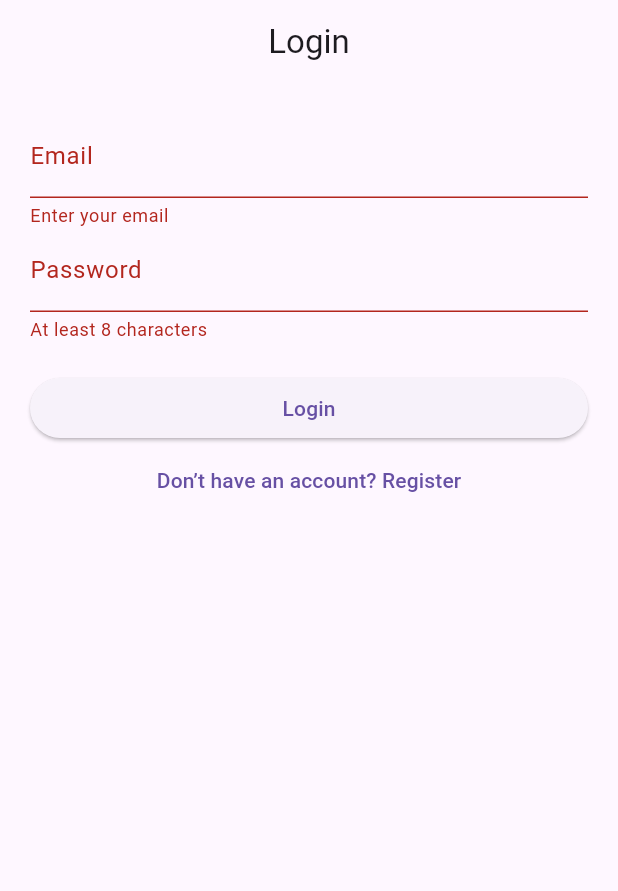
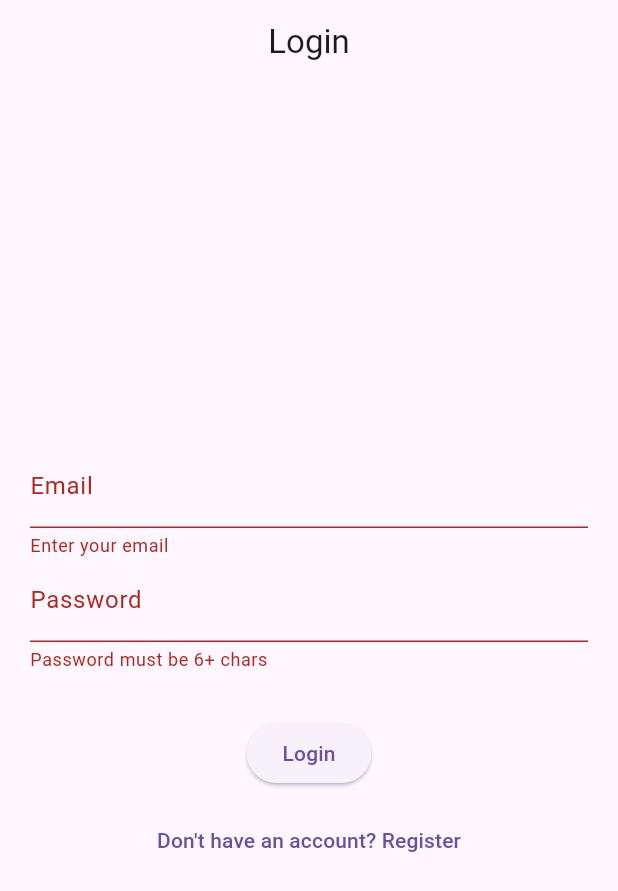
Before and after one commit to lames0ahmed/Activity-app, a Flutter app: the screen it shows after launch, after a tap on "Login", on a phone screen of 412 x 824 dp. Shown: the top 891 px of the screen. Run offline on Flutter 3.47's test engine with Material 3 defaults, Android fonts, the phone set to English and light mode, and no system bars; our stand-ins replace cloud_firestore, firebase_auth, firebase_core; accounts and stored records are empty.

```diff
--- a/lib/auth_page.dart
+++ b/lib/auth_page.dart
@@ -2,54 +2,69 @@ import 'package:flutter/material.dart';
 import 'package:firebase_auth/firebase_auth.dart';
 import 'package:cloud_firestore/cloud_firestore.dart';
 
-class AuthPage extends StatefulWidget {
-  const AuthPage({super.key});
+class LoginPage extends StatefulWidget {
+  const LoginPage({Key? key}) : super(key: key);
 
   @override
-  State<AuthPage> createState() => _AuthPageState();
+  State<LoginPage> createState() => _LoginPageState();
 }
 
-class _AuthPageState extends State<AuthPage> {
-  bool isLogin = true;
+class _LoginPageState extends State<LoginPage> {
+  final _formKey = GlobalKey<FormState>();
+  bool _isLogin = true;
+  bool _loading = false;
 
-  final _formKey = GlobalKey<FormState>();
   final _nameController = TextEditingController();
   final _emailController = TextEditingController();
   final _phoneController = TextEditingController();
   final _passwordController = TextEditingController();
 
-  Future<void> submit() async {
+  final _grade1Controller = TextEditingController();
+  final _grade2Controller = TextEditingController();
+  final _grade3Controller = TextEditingController();
+  final _grade4Controller = TextEditingController();
+
+  final FirebaseAuth _auth = FirebaseAuth.instance;
+  final FirebaseFirestore _firestore = FirebaseFirestore.instance;
+
+  Future<void> _submit() async {
     if (!_formKey.currentState!.validate()) return;
 
-    final auth = FirebaseAuth.instance;
-    final firestore = FirebaseFirestore.instance;
+    setState(() => _loading = true);
 
     try {
-      if (isLogin) {
+      if (_isLogin) {
 
-        await auth.signInWithEmailAndPassword(
+        await _auth.signInWithEmailAndPassword(
           email: _emailController.text.trim(),
           password: _passwordController.text.trim(),
         );
       } else {
-        // 🔹 Register
-        final userCredential = await auth.createUserWithEmailAndPassword(
+
+        UserCredential userCredential = await _auth.createUserWithEmailAndPassword(
           email: _emailController.text.trim(),
           password: _passwordController.text.trim(),
         );
 
-
-        await firestore.collection('students').doc(userCredential.user!.uid).set({
+        await _firestore.collection('students').doc(userCredential.user!.uid).set({
           'name': _nameController.text.trim(),
           'email': _emailController.text.trim(),
           'phone': _phoneController.text.trim(),
+          'grades': {
+            'subject1': double.parse(_grade1Controller.text.trim()),
+            'subject2': double.parse(_grade2Controller.text.trim()),
+            'subject3': double.parse(_grade3Controller.text.trim()),
+            'subject4': double.parse(_grade4Controller.text.trim()),
+          },
           'createdAt': Timestamp.now(),
         });
       }
-    } catch (e) {
+    } on FirebaseAuthException catch (e) {
       ScaffoldMessenger.of(context).showSnackBar(
-        SnackBar(content: Text(e.toString())),
+        SnackBar(content: Text(e.message ?? 'An error occurred')),
       );
+    } finally {
+      setState(() => _loading = false);
     }
   }
 
@@ -57,50 +72,86 @@ class _AuthPageState extends State<AuthPage> {
   Widget build(BuildContext context) {
     return Scaffold(
       appBar: AppBar(
-        title: Text(isLogin ? 'Login' : 'Register'),
+        title: Text(_isLogin ? 'Login' : 'Register'),
         centerTitle: true,
       ),
-      body: Padding(
+      body: Center(
+        child: SingleChildScrollView(
           padding: const EdgeInsets.all(20),
           child: Form(
             key: _formKey,
-          child: ListView(
+            child: Column(
               children: [
-              if (!isLogin)
+                if (!_isLogin)
                   TextFormField(
                     controller: _nameController,
-                  decoration: const InputDecoration(labelText: 'Name'),
-                  validator: (value) => value!.isEmpty ? 'Enter your name' : null,
+                    decoration: const InputDecoration(labelText: 'Full Name'),
+                    validator: (value) =>
+                        value!.isEmpty ? 'Enter your name' : null,
                   ),
                 TextFormField(
                   controller: _emailController,
                   decoration: const InputDecoration(labelText: 'Email'),
-                validator: (value) => value!.isEmpty ? 'Enter your email' : null,
+                  validator: (value) =>
+                      value!.isEmpty ? 'Enter your email' : null,
                 ),
-              if (!isLogin)
+                if (!_isLogin)
                   TextFormField(
                     controller: _phoneController,
                     decoration: const InputDecoration(labelText: 'Phone'),
-                  validator: (value) => value!.isEmpty ? 'Enter your phone' : null,
+                    validator: (value) =>
+                        value!.isEmpty ? 'Enter your phone number' : null,
                   ),
                 TextFormField(
                   controller: _passwordController,
+                  decoration: const InputDecoration(labelText: 'Password'),
                   obscureText: true,
-                decoration: const InputDecoration(labelText: 'Password'),
-                validator: (value) => value!.length < 8 ? 'At least 8 characters' : null,
+                  validator: (value) =>
+                      value!.length < 6 ? 'Password must be 6+ chars' : null,
                 ),
+                if (!_isLogin) ...[
                   const SizedBox(height: 20),
-              ElevatedButton(
-                onPressed: submit,
-                child: Text(isLogin ? 'Login' : 'Register'),
+                  Text('Enter your grades:', style: TextStyle(fontWeight: FontWeight.bold)),
+                  const SizedBox(height: 10),
+                  TextFormField(
+                    controller: _grade1Controller,
+                    decoration: const InputDecoration(labelText: 'Grade 1'),
+                    validator: (v) => v!.isEmpty ? 'Enter Grade 1' : null,
                   ),
-              TextButton(
-                onPressed: () => setState(() => isLogin = !isLogin),
-                child: Text(isLogin
-                    ? 'Don’t have an account? Register'
-                    : 'Already registered? Login'),
+                  TextFormField(
+                    controller: _grade2Controller,
+                    decoration: const InputDecoration(labelText: 'Grade 2'),
+                    validator: (v) => v!.isEmpty ? 'Enter Grade 2' : null,
+                  ),
+                  TextFormField(
+                    controller: _grade3Controller,
+                    decoration: const InputDecoration(labelText: 'Grade 3'),
+                    validator: (v) => v!.isEmpty ? 'Enter Grade 3' : null,
+                  ),
+                  TextFormField(
+                    controller: _grade4Controller,
+                    decoration: const InputDecoration(labelText: 'Grade 4'),
+                    validator: (v) => v!.isEmpty ? 'Enter Grade 4' : null,
                   ),
                 ],
+                const SizedBox(height: 30),
+                _loading
+                    ? const CircularProgressIndicator()
+                    : ElevatedButton(
+                        onPressed: _submit,
+                        child: Text(_isLogin ? 'Login' : 'Register'),
+                      ),
+                const SizedBox(height: 10),
+                TextButton(
+                  onPressed: () {
+                    setState(() => _isLogin = !_isLogin);
+                  },
+                  child: Text(_isLogin
+                      ? 'Don\'t have an account? Register'
+                      : 'Already have an account? Login'),
+                ),
+              ],
+            ),
           ),
         ),
       ),
--- a/lib/main.dart
+++ b/lib/main.dart
@@ -16,7 +16,7 @@ class MyApp extends StatelessWidget {
   Widget build(BuildContext context) {
     return const MaterialApp(
       debugShowCheckedModeBanner: false,
-      home: AuthPage(),
+      home: LoginPage(),
     );
   }
 }
```
Lines whose indentation alone changed are shown as unchanged.
